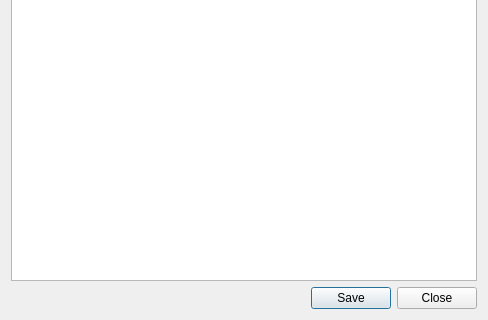
SwissTierrasColombia/Asistente-LADM-COL, file asistente_ladm_col/ui/dialogs/dlg_log_quality.ui: the form before one commit; both pictures show x 0 to 488 and y 156 to 476 of the 488 by 476 pixel window.
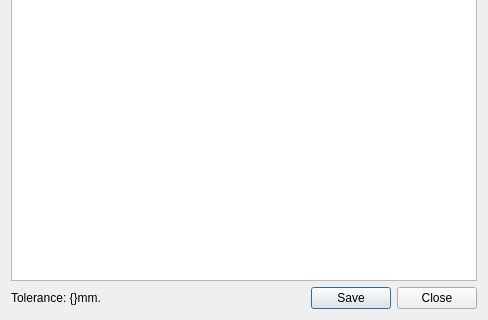
The form after the commit.

Commit message: [quality] Show tolerance in Log Quality dialog

Diff of the .ui file:
```diff
--- a/asistente_ladm_col/ui/dialogs/dlg_log_quality.ui
+++ b/asistente_ladm_col/ui/dialogs/dlg_log_quality.ui
@@ -14,16 +14,6 @@
    <string>Quality Check Results</string>
   </property>
   <layout class="QGridLayout" name="gridLayout">
-   <item row="3" column="0" colspan="2">
-    <widget class="QDialogButtonBox" name="buttonBox">
-     <property name="orientation">
-      <enum>Qt::Horizontal</enum>
-     </property>
-     <property name="standardButtons">
-      <set>QDialogButtonBox::Close|QDialogButtonBox::Save</set>
-     </property>
-    </widget>
-   </item>
    <item row="1" column="0" rowspan="2" colspan="2">
     <widget class="QSplitter" name="splitter">
      <property name="orientation">
@@ -73,6 +63,23 @@
      </widget>
     </widget>
    </item>
+   <item row="3" column="1">
+    <widget class="QDialogButtonBox" name="buttonBox">
+     <property name="orientation">
+      <enum>Qt::Horizontal</enum>
+     </property>
+     <property name="standardButtons">
+      <set>QDialogButtonBox::Close|QDialogButtonBox::Save</set>
+     </property>
+    </widget>
+   </item>
+   <item row="3" column="0">
+    <widget class="QLabel" name="lbl_tolerance">
+     <property name="text">
+      <string>Tolerance: {}mm.</string>
+     </property>
+    </widget>
+   </item>
   </layout>
  </widget>
  <resources/>
```
Left out of the diff: 4 changed lines with no effect on the pictures. The commit also changes 1 other file.
